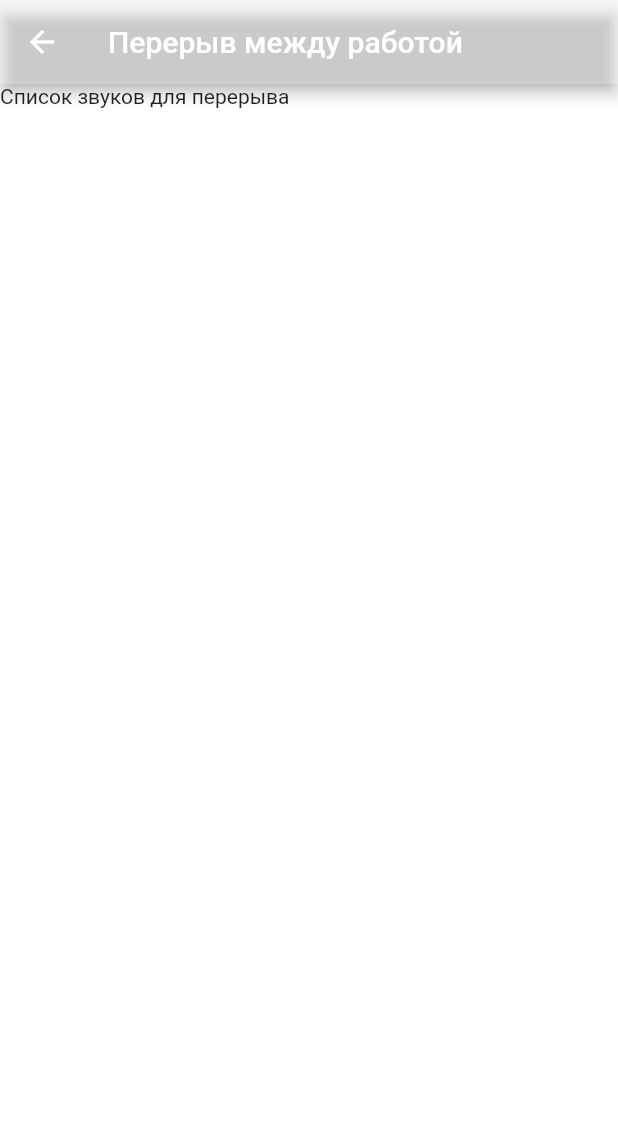
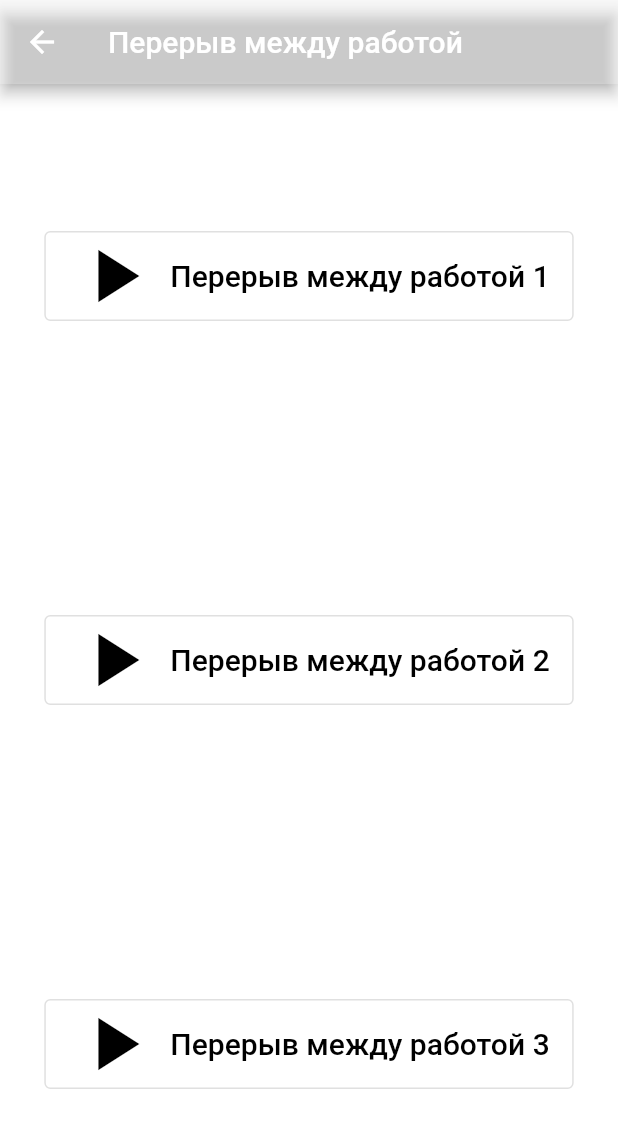
Before and after one commit to iteplenky/meditation, a Flutter app: the time_out screen opened directly, on a phone screen of 412 x 824 dp. Shown: the top 1128 px of the screen. Run offline on Flutter 3.47's test engine with Material 2 defaults, Android fonts, the phone set to English and light mode, and no system bars; our stand-ins replace audioplayers; missing offline and left inert: dart:ffi.

Commit message:
Update time_out.dart

```diff
--- a/lib/time_out.dart
+++ b/lib/time_out.dart
@@ -1,4 +1,5 @@
 import 'package:flutter/material.dart';
+import 'package:audioplayers/audioplayers.dart';
 
 class time_out extends StatelessWidget {
   const time_out({Key? key}) : super(key: key);
@@ -11,11 +12,77 @@ class time_out extends StatelessWidget {
         title: Text('Перерыв между работой'),
         backgroundColor: Colors.white24,
       ),
-      body:
-      Column(
-        children: [
-          Text('Список звуков для перерыва'),
-        ],
+      body:SafeArea(
+        child:
+        Column(
+          mainAxisAlignment: MainAxisAlignment.spaceAround,
+          children: [
+            Row(
+              mainAxisAlignment: MainAxisAlignment.center,
+              children: [
+                OutlinedButton.icon(label: Text('Перерыв между работой 1',
+                  style: TextStyle(
+                    fontSize: 20,
+                    color: Colors.black,
+                  ),
+                ),
+                  onPressed: () {
+                    final play=AudioCache();
+                    play.play('locomotive_steam_train_whistle.mp3');
+                  },
+                  style: ButtonStyle(
+                    backgroundColor: MaterialStateProperty.all(Colors.white38),
+                  ),
+                  icon: Icon(Icons.play_arrow, size: 60, color: Colors.black,),
+                )
+              ],
+            ),
+            Row(
+              mainAxisAlignment: MainAxisAlignment.center,
+              children: [
+                OutlinedButton.icon(label: Text('Перерыв между работой 2',
+                  style: TextStyle(
+                    fontSize: 20,
+                    color: Colors.black,
+                  ),
+                ),
+                  onPressed: () {
+                    final play=AudioCache();
+                    play.play('locomotive_steam_train_whistle.mp3');
+                  },
+                  style: ButtonStyle(
+                    backgroundColor: MaterialStateProperty.all(Colors.white38),
+                  ),
+                  icon: Icon(Icons.play_arrow, size: 60, color: Colors.black,),
+                )
+              ],
+            ),
+            Row(
+              mainAxisAlignment: MainAxisAlignment.center,
+              children: [
+                Column(
+                  children: [
+                    OutlinedButton.icon(label: Text('Перерыв между работой 3',
+                      style: TextStyle(
+                        fontSize: 20,
+                        color: Colors.black,
+                      ),
+                    ),
+                      onPressed: () {
+                        final play=AudioCache();
+                        play.play('locomotive_steam_train_whistle.mp3');
+                      },
+                      style: ButtonStyle(
+                        backgroundColor: MaterialStateProperty.all(Colors.white38),
+                      ),
+                      icon: Icon(Icons.play_arrow, size: 60, color: Colors.black,),
+                    )
+                  ],
+                ),
+              ],
+            ),
+          ],
+        ),
       ),
     );
   }
```
